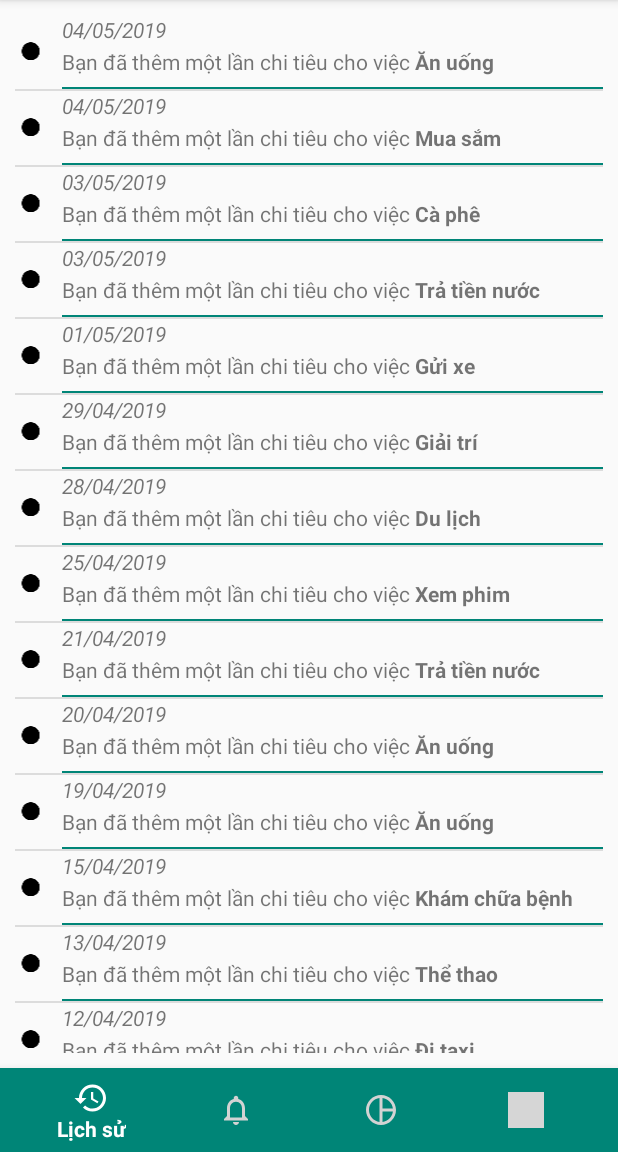
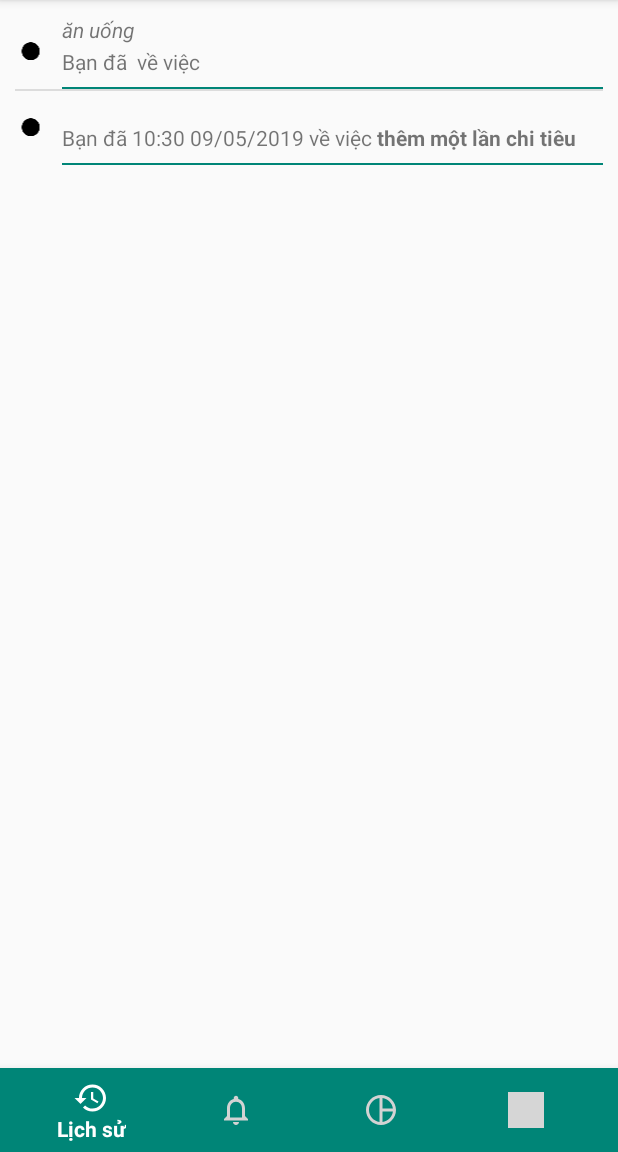
Before and after one commit to namnoit/smoney, an Android app: the screen it shows after launch (MainActivity), on a phone screen of 412 x 824 dp, the part 84-1236 px from its top. Run offline under Robolectric (Android 15) with nearby library versions, the phone set to English and light mode, and no system bars; grey boxes are pictures that could not be loaded.

Commit message:
active_notive

```diff
--- a/app/src/main/AndroidManifest.xml
+++ b/app/src/main/AndroidManifest.xml
@@ -1,6 +1,7 @@
 <?xml version="1.0" encoding="utf-8"?>
 <manifest xmlns:android="http://schemas.android.com/apk/res/android"
     package="com.example.smoney">
+
 
     <application
         android:allowBackup="true"
@@ -9,6 +10,7 @@
         android:roundIcon="@mipmap/ic_launcher_round"
         android:supportsRtl="true"
         android:theme="@style/AppTheme">
+
         <activity
             android:name=".HistoryFragment"
             android:label="@string/title_activity_history_fragment"
--- a/app/src/main/java/com/example/smoney/NotificationsFragment.java
+++ b/app/src/main/java/com/example/smoney/NotificationsFragment.java
@@ -1,6 +1,7 @@
 package com.example.smoney;
 
 import android.content.Context;
+import android.content.ContextWrapper;
 import android.os.Bundle;
 import android.support.v4.app.Fragment;
 import android.support.v7.widget.Toolbar;
@@ -11,8 +12,13 @@ import android.widget.ArrayAdapter;
 import android.widget.ImageButton;
 import android.widget.ListView;
 import android.widget.TextView;
+import android.widget.Toast;
 
 import java.io.BufferedReader;
+import java.io.File;
+import java.io.FileInputStream;
+import java.io.FileNotFoundException;
+import java.io.FileOutputStream;
 import java.io.IOException;
 import java.io.InputStream;
 import java.io.InputStreamReader;
@@ -20,6 +26,8 @@ import java.sql.Timestamp;
 import java.text.SimpleDateFormat;
 import java.util.ArrayList;
 import java.util.Calendar;
+import java.util.Collection;
+import java.util.Collections;
 import java.util.List;
 
 public class NotificationsFragment extends Fragment {
@@ -34,45 +42,35 @@ public class NotificationsFragment extends Fragment {
                              Bundle savedInstanceState) {
         // Inflate the layout for this fragment
         View v = inflater.inflate(R.layout.fragment_notifications, container, false);
+        //ArrayList<noti_item> notiItems = new ArrayList<noti_item>();
+        //ArrayAdapter<noti_item> adapter = new ArrayAdapter<noti_item>(getContext(),R.layout.row_item_dknoti,notiItems);
+        //ArAdapter adapter = new ArAdapter(getContext(),R.layout.row_item_dknoti,notiItems);
+        lv = v.findViewById(R.id.lview);
+        //lv.setAdapter(adapter);
 
 
-
-
-
-
-
-
-
-        ArrayList<noti_item> notiItems = new ArrayList<noti_item>();
-        //ArrayAdapter<noti_item> adapter = new ArrayAdapter<noti_item>(getContext(),R.layout.row_item_dknoti,notiItems);
-        ArAdapter adapter = new ArAdapter(getContext(),R.layout.row_item_dknoti,notiItems);
-        Calendar calendar = Calendar.getInstance();
-        SimpleDateFormat dateFormat = new SimpleDateFormat("HH:mm dd/MM/yyyy");
-        String tm = dateFormat.format(calendar.getTime());
-        noti_item a = new noti_item(tm,"chi 50000 VND","sức khỏe");
-        noti_item b = new noti_item(tm,"chi 4000 VND","ăn uống");
-        noti_item c = new noti_item(tm,"chi 45645 VND","xổ số");
-        noti_item d = new noti_item(tm,"chi 564 VND","ăn uống");
-        notiItems.add(a);
-        notiItems.add(b);
-        notiItems.add(c);
-        notiItems.add(d);
-        notiItems.add(new noti_item(tm,"chi 4000 VND","ăn uống"));
-        notiItems.add(new noti_item(tm,"chi 4000 VND","sức khỏe"));
-        notiItems.add(new noti_item(tm,"chi 4000 VND","ăn uống"));
-        notiItems.add(new noti_item(tm,"chi 4000 VND","ăn uống"));
-        notiItems.add(new noti_item(tm,"chi 4000 VND","ăn uống"));
-        lv = v.findViewById(R.id.lview);
-        lv.setAdapter(adapter);
+        write_noti_data adc = new write_noti_data();
+        ContextWrapper contextWrapper = new ContextWrapper(getActivity().getApplicationContext());
+        String filename = "internalStorage";
+        String filepath = "ThuMucCuaToi";
+        File directory = contextWrapper.getDir(filepath, Context.MODE_PRIVATE);
+        adc.mfile = new File(directory, filename);
+        adc.wr_data("chi", "ăn uống");
+        Toast.makeText(getActivity(),adc.a,Toast.LENGTH_LONG).show();
         add_not(lv);
         return v;
     }
 
     public void add_not(ListView lv){
         try {
-
-            InputStream in = getActivity().getAssets().open("notifi_dbs.txt");
-            InputStreamReader inputStreamReader = new InputStreamReader(in,"Unicode");
+            write_noti_data adc = new write_noti_data();
+            ContextWrapper contextWrapper = new ContextWrapper(getActivity().getApplicationContext());
+            String filename = "internalStorage";
+            String filepath = "ThuMucCuaToi";
+            File directory = contextWrapper.getDir(filepath, Context.MODE_PRIVATE);
+            adc.mfile = new File(directory, filename);
+            FileInputStream in = new FileInputStream(adc.mfile + "/TextFile.txt");
+            InputStreamReader inputStreamReader = new InputStreamReader(in,"UTF-8");
             BufferedReader bufferedReader = new BufferedReader(inputStreamReader);
             ArrayList<noti_item> notiItems = new ArrayList<noti_item>();
             ArAdapter adapter = new ArAdapter(getContext(),R.layout.row_item_dknoti,notiItems);
@@ -85,12 +83,13 @@ public class NotificationsFragment extends Fragment {
                 notiItems.add(new noti_item(timet,action,sk));
                 line = bufferedReader.readLine();
             }
-
+            Collections.reverse(notiItems);
             lv.setAdapter(adapter);
         }
         catch (IOException ex){
             ex.printStackTrace();
         }
+
     }
 
 
--- a/app/src/main/java/com/example/smoney/noti_item.java
+++ b/app/src/main/java/com/example/smoney/noti_item.java
@@ -1,4 +1,13 @@
 package com.example.smoney;
+
+import android.support.v4.app.Fragment;
+
+import java.io.InputStream;
+import java.io.InputStreamReader;
+import java.io.UnsupportedEncodingException;
+import java.text.SimpleDateFormat;
+import java.util.Calendar;
+
 
 public class noti_item {
     private String time;
@@ -30,12 +39,20 @@ public class noti_item {
         this.sk = sk;
     }
 
-
+    public noti_item() {
+    }
 
     public noti_item(String time, String action, String sk) {
         this.time = time;
         this.action = action;
         this.sk = sk;
 
+
     }
+
+    public noti_item(String action, String sk) {
+        this.action = action;
+        this.sk = sk;
+    }
+
 }
--- /dev/null
+++ b/app/src/main/java/com/example/smoney/write_noti_data.java
@@ -0,0 +1,94 @@
+package com.example.smoney;
+
+import android.app.Activity;
+import android.content.Context;
+import android.content.ContextWrapper;
+import android.os.Environment;
+import android.support.v4.app.Fragment;
+import android.support.v7.app.AppCompatActivity;
+import android.widget.Toast;
+
+import java.io.BufferedReader;
+import java.io.BufferedWriter;
+import java.io.File;
+import java.io.FileInputStream;
+import java.io.FileNotFoundException;
+import java.io.FileOutputStream;
+import java.io.IOException;
+import java.io.InputStream;
+import java.io.InputStreamReader;
+import java.io.OutputStream;
+import java.io.OutputStreamWriter;
+import java.io.UnsupportedEncodingException;
+import java.io.Writer;
+import java.text.SimpleDateFormat;
+import java.util.Calendar;
+
+import static android.content.Context.MODE_PRIVATE;
+
+public class write_noti_data {
+    public String a = "ok";
+    //File file = new File("NDBS.txt");
+    String filename = "NDBS.txt";
+    String filepath = "myDBS";
+    public File mfile;
+
+    //File mfile = new File(getFilesDir(),filename);
+    //public String path = Environment.getExternalStorageDirectory().getAbsolutePath() + "/noDBS";
+    public void wr_data(String action, String event){
+
+        Calendar calendar = Calendar.getInstance();
+        SimpleDateFormat dateFormat = new SimpleDateFormat("HH:mm dd/MM/yyyy");
+        String tm = "\n" + dateFormat.format(calendar.getTime()) + "\n";
+        if(!mfile.exists())
+            mfile.mkdirs();
+        try {
+            a = mfile.getAbsolutePath();
+            if(mfile.isDirectory())
+                a = mfile.getPath();
+
+            FileOutputStream fileOutputStream = new FileOutputStream(mfile + "/TextFile.txt", true);
+            //OutputStreamWriter outputStreamWriter = new OutputStreamWriter(fileOutputStream);
+            fileOutputStream.write(tm.getBytes());
+            switch (action){
+                case "chi":
+                    String chi = "thêm một lần chi tiêu\n";
+                    fileOutputStream.write(chi.getBytes());
+                    fileOutputStream.write(event.getBytes());
+                    break;
+                case "xoa":
+                    String x = "xóa một dòng trong lịch sử\n";
+                    fileOutputStream.write(x.getBytes());
+                    fileOutputStream.write(event.getBytes());
+                    break;
+                case "sua":
+                    String s = "xóa một dòng trong lịch sử \n";
+                    fileOutputStream.write(s.getBytes());
+                    fileOutputStream.write(event.getBytes());
+                    break;
+            }
+            fileOutputStream.close();
+        } catch (IOException e) {
+                e.printStackTrace();
+        }
+
+
+    }
+    public void re_data(){
+        if (!mfile.exists())
+            a = "kcf";
+        //a = "read";
+        try {
+            FileInputStream fileInputStream = new FileInputStream(mfile + "/TextFile.txt");
+            InputStreamReader inputStreamReader = new InputStreamReader(fileInputStream);
+            BufferedReader bufferedReader = new BufferedReader(inputStreamReader);
+            try {
+                a = bufferedReader.readLine();
+            } catch (IOException e) {
+                e.printStackTrace();
+            }
+        } catch (FileNotFoundException e) {
+            e.printStackTrace();
+        }
+    }
+}
--- a/app/src/main/res/layout/row_item_dknoti.xml
+++ b/app/src/main/res/layout/row_item_dknoti.xml
@@ -34,16 +34,16 @@
             <TextView
                 android:layout_width="wrap_content"
                 android:layout_height="wrap_content"
-                android:text="Bạn đã thêm một lần "/>
+                android:text="Bạn đã "/>
             <TextView
                 android:id="@+id/action_noti"
                 android:layout_width="wrap_content"
                 android:layout_height="wrap_content"
-                android:text="chi tiêu "/>
+                android:text="xóa một hàng trong lịch sử"/>
             <TextView
                 android:layout_width="wrap_content"
                 android:layout_height="wrap_content"
-                android:text=" cho việc "/>
+                android:text=" về việc "/>
             <TextView
                 android:id="@+id/sk"
                 android:layout_width="wrap_content"
```
Also changed, not shown: 8 other files.
